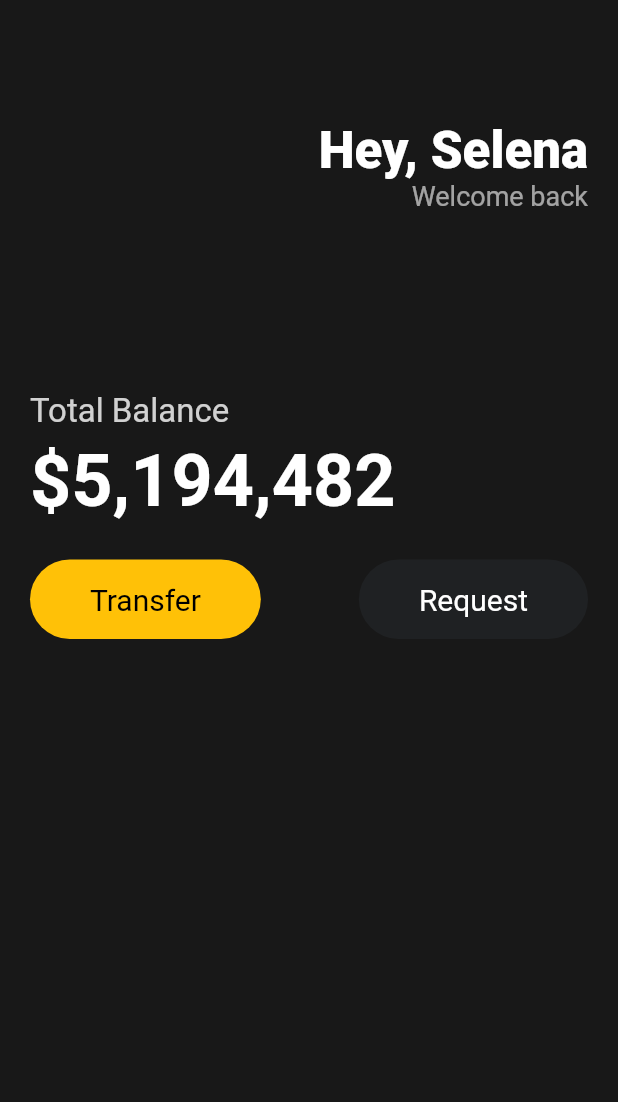
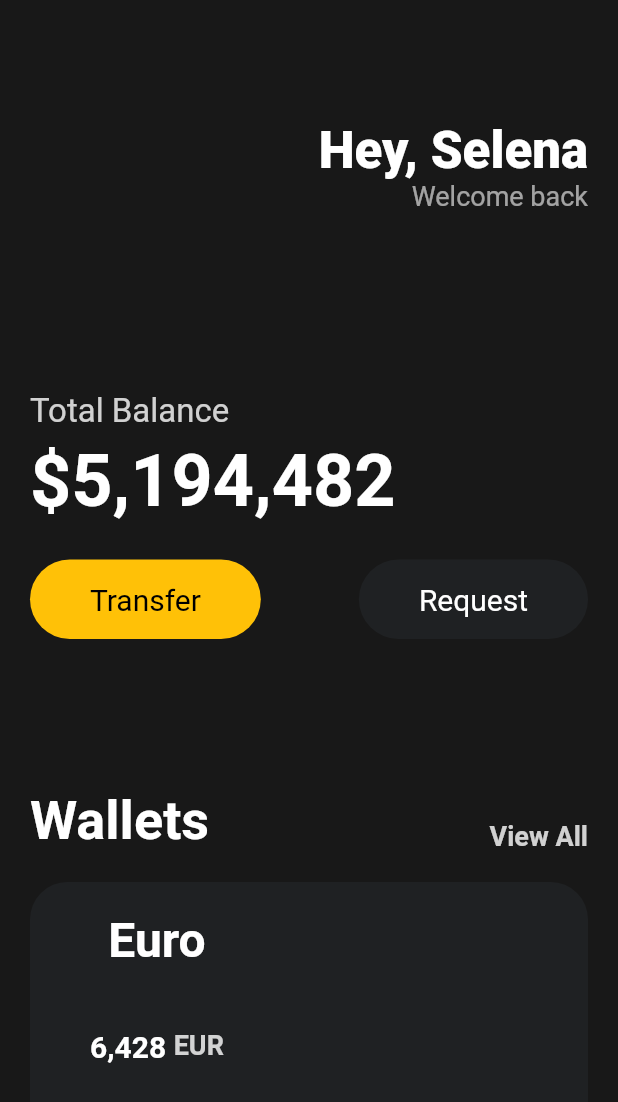
Before and after one commit to StudioZERONE/study_flutter_01_toonflix, a Flutter app: the screen it shows after launch, on a phone screen of 412 x 824 dp. Shown: the top 1102 px of the screen. Run offline on Flutter 3.47's test engine with Material 2 defaults, Android fonts, the phone set to English and light mode, and no system bars.

Commit message:
UI 학습 중

```diff
--- a/lib/main.dart
+++ b/lib/main.dart
@@ -82,6 +82,92 @@
                     ),
                   ],
                 ),
+                const SizedBox(
+                  height: 100,
+                ),
+                Row(
+                  crossAxisAlignment: CrossAxisAlignment.end,
+                  mainAxisAlignment: MainAxisAlignment.spaceBetween,
+                  children: [
+                    const Text(
+                      'Wallets',
+                      style: TextStyle(
+                        color: Colors.white,
+                        fontSize: 36,
+                        fontWeight: FontWeight.w600,
+                      ),
+                    ),
+                    Text(
+                      'View All',
+                      style: TextStyle(
+                        color: Colors.white.withOpacity(0.8),
+                        fontSize: 18,
+                        fontWeight: FontWeight.w600,
+                      ),
+                    ),
+                  ],
+                ),
+                const SizedBox(
+                  height: 20,
+                ),
+                Container(
+                  decoration: BoxDecoration(
+                    color: const Color(0xFF1F2123),
+                    borderRadius: BorderRadius.circular(25),
+                  ),
+                  child: Padding(
+                    padding: const EdgeInsets.symmetric(
+                      vertical: 20,
+                      horizontal: 10,
+                    ),
+                    child: Row(
+                      children: [
+                        Column(
+                          children: [
+                            const Text(
+                              'Euro',
+                              style: TextStyle(
+                                color: Colors.white,
+                                fontSize: 32,
+                                fontWeight: FontWeight.w600,
+                              ),
+                            ),
+                            const SizedBox(
+                              height: 10,
+                            ),
+                            Padding(
+                              padding: const EdgeInsets.all(30),
+                              child: Row(
+                                crossAxisAlignment: CrossAxisAlignment.start,
+                                children: [
+                                  const Text(
+                                    '6,428',
+                                    style: TextStyle(
+                                      color: Colors.white,
+                                      fontSize: 20,
+                                      fontWeight: FontWeight.w600,
+                                    ),
+                                  ),
+                                  const SizedBox(
+                                    width: 5,
+                                  ),
+                                  Text(
+                                    'EUR',
+                                    style: TextStyle(
+                                      color: Colors.white.withOpacity(0.8),
+                                      fontSize: 18,
+                                      fontWeight: FontWeight.w600,
+                                    ),
+                                  ),
+                                ],
+                              ),
+                            ),
+                          ],
+                        ),
+                      ],
+                    ),
+                  ),
+                ),
               ],
             ),
           )),
```
